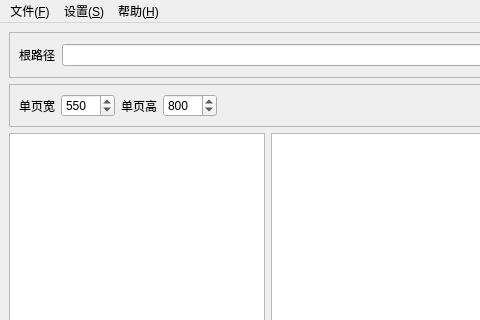
Above: Applications/ComicReader/MainWindow.ui from Longxr/ComicReader before the change; both pictures show x 0 to 480 and y 0 to 320 of the 850 by 629 pixel window. Below: the same form after it.
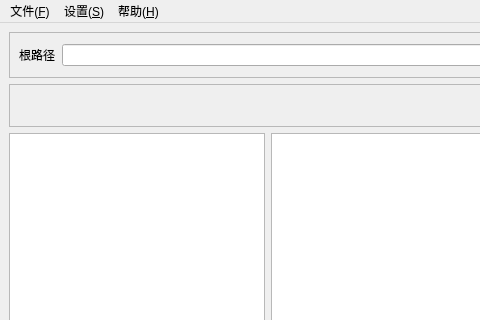
That is the form after the change.

What changed in the file:
```diff
--- a/Applications/ComicReader/MainWindow.ui
+++ b/Applications/ComicReader/MainWindow.ui
@@ -71,46 +71,6 @@
        <enum>QFrame::Raised</enum>
       </property>
       <layout class="QHBoxLayout" name="horizontalLayout_2">
-       <item>
-        <widget class="QLabel" name="labelPageWidth">
-         <property name="text">
-          <string>单页宽</string>
-         </property>
-        </widget>
-       </item>
-       <item>
-        <widget class="QSpinBox" name="spinBoxPageWidth">
-         <property name="minimum">
-          <number>100</number>
-         </property>
-         <property name="maximum">
-          <number>3000</number>
-         </property>
-         <property name="value">
-          <number>550</number>
-         </property>
-        </widget>
-       </item>
-       <item>
-        <widget class="QLabel" name="labelPageHeight">
-         <property name="text">
-          <string>单页高</string>
-         </property>
-        </widget>
-       </item>
-       <item>
-        <widget class="QSpinBox" name="spinBoxPageHeight">
-         <property name="minimum">
-          <number>100</number>
-         </property>
-         <property name="maximum">
-          <number>3000</number>
-         </property>
-         <property name="value">
-          <number>800</number>
-         </property>
-        </widget>
-       </item>
        <item>
         <spacer name="horizontalSpacer">
          <property name="orientation">
```
